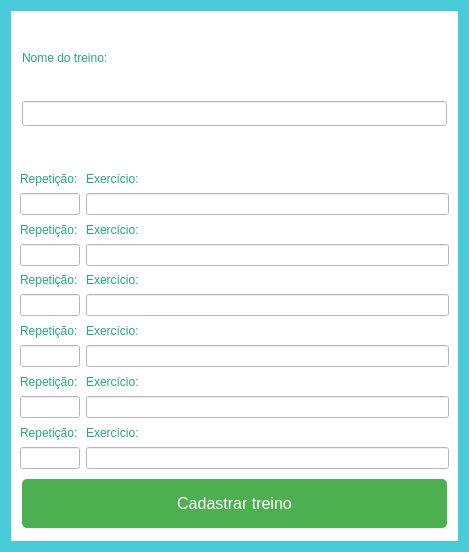
Old version of the form src/view/dialogcadastrarexercicios.ui in the repository matheusnalmeida/SistemaDeAcademiaPA.
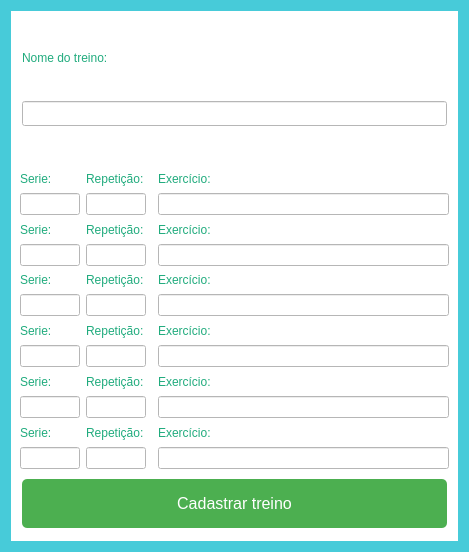
New version of the form.

Commit message: Fazendo o cadastro dos exercicios e do treino

Patch:
```diff
--- a/src/view/dialogcadastrarexercicios.ui
+++ b/src/view/dialogcadastrarexercicios.ui
@@ -89,152 +89,40 @@
       <string notr="true">background-color:#fff</string>
      </property>
      <layout class="QGridLayout" name="gridLayout_2">
-      <item row="0" column="0">
-       <widget class="QLabel" name="repeticao_1">
-        <property name="maximumSize">
-         <size>
-          <width>16777215</width>
-          <height>20</height>
-         </size>
-        </property>
-        <property name="styleSheet">
-         <string notr="true">color:#20ab7d
-</string>
-        </property>
-        <property name="text">
-         <string>Repetição:</string>
-        </property>
-       </widget>
-      </item>
-      <item row="0" column="1">
-       <widget class="QLabel" name="exercicio_1">
-        <property name="maximumSize">
-         <size>
-          <width>16777215</width>
-          <height>25</height>
-         </size>
-        </property>
-        <property name="styleSheet">
-         <string notr="true">color:#20ab7d
-</string>
-        </property>
-        <property name="text">
-         <string>Exercício:</string>
-        </property>
-       </widget>
-      </item>
-      <item row="1" column="0">
-       <widget class="QLineEdit" name="texto_rep_1">
-        <property name="maximumSize">
-         <size>
-          <width>60</width>
-          <height>16777215</height>
-         </size>
-        </property>
-       </widget>
-      </item>
-      <item row="1" column="1">
+      <item row="1" column="3">
        <widget class="QLineEdit" name="texto_exercicio_1">
         <property name="styleSheet">
          <string notr="true"/>
         </property>
        </widget>
       </item>
-      <item row="2" column="0">
-       <widget class="QLabel" name="repeticao_2">
-        <property name="maximumSize">
-         <size>
-          <width>16777215</width>
-          <height>20</height>
-         </size>
-        </property>
-        <property name="styleSheet">
-         <string notr="true">color:#20ab7d
-</string>
-        </property>
-        <property name="text">
-         <string>Repetição:</string>
-        </property>
-       </widget>
-      </item>
-      <item row="2" column="1">
-       <widget class="QLabel" name="exercicio_2">
-        <property name="styleSheet">
-         <string notr="true">color:#20ab7d
-</string>
-        </property>
-        <property name="text">
-         <string>Exercício:</string>
-        </property>
-       </widget>
-      </item>
-      <item row="3" column="0">
-       <widget class="QLineEdit" name="texto_rep_2">
-        <property name="maximumSize">
-         <size>
-          <width>60</width>
-          <height>16777215</height>
-         </size>
-        </property>
-       </widget>
-      </item>
-      <item row="3" column="1">
-       <widget class="QLineEdit" name="texto_exercicio_2"/>
-      </item>
-      <item row="4" column="0">
-       <widget class="QLabel" name="repeticao_3">
-        <property name="maximumSize">
-         <size>
-          <width>16777215</width>
-          <height>20</height>
-         </size>
-        </property>
-        <property name="styleSheet">
-         <string notr="true">color:#20ab7d
-</string>
-        </property>
-        <property name="text">
-         <string>Repetição:</string>
-        </property>
-       </widget>
-      </item>
-      <item row="4" column="1">
-       <widget class="QLabel" name="exercicio_3">
-        <property name="styleSheet">
-         <string notr="true">color:#20ab7d
-</string>
-        </property>
-        <property name="text">
-         <string>Exercício:</string>
-        </property>
-       </widget>
-      </item>
-      <item row="5" column="0">
-       <widget class="QLineEdit" name="texto_rep_3">
-        <property name="maximumSize">
-         <size>
-          <width>60</width>
-          <height>16777215</height>
-         </size>
-        </property>
-       </widget>
-      </item>
-      <item row="5" column="1">
-       <widget class="QLineEdit" name="texto_exercicio_3"/>
-      </item>
-      <item row="6" column="0">
-       <widget class="QLabel" name="repeticao_4">
-        <property name="styleSheet">
-         <string notr="true">color:#20ab7d
-</string>
-        </property>
-        <property name="text">
-         <string>Repetição:</string>
-        </property>
-       </widget>
-      </item>
       <item row="6" column="1">
-       <widget class="QLabel" name="exercicio_4">
+       <widget class="QLabel" name="repeticao_4">
+        <property name="styleSheet">
+         <string notr="true">color:#20ab7d
+</string>
+        </property>
+        <property name="text">
+         <string>Repetição:</string>
+        </property>
+       </widget>
+      </item>
+      <item row="10" column="3">
+       <widget class="QLabel" name="exercicio_6">
+        <property name="styleSheet">
+         <string notr="true">color:#20ab7d
+</string>
+        </property>
+        <property name="text">
+         <string>Exercício:</string>
+        </property>
+       </widget>
+      </item>
+      <item row="3" column="3">
+       <widget class="QLineEdit" name="texto_exercicio_2"/>
+      </item>
+      <item row="10" column="1">
+       <widget class="QLabel" name="repeticao_6">
         <property name="maximumSize">
          <size>
           <width>16777215</width>
@@ -246,35 +134,31 @@
 </string>
         </property>
         <property name="text">
-         <string>Exercício:</string>
+         <string>Repetição:</string>
         </property>
        </widget>
       </item>
-      <item row="7" column="0">
-       <widget class="QLineEdit" name="texto_rep_4">
+      <item row="0" column="3">
+       <widget class="QLabel" name="exercicio_1">
         <property name="maximumSize">
          <size>
-          <width>60</width>
-          <height>16777215</height>
+          <width>16777215</width>
+          <height>25</height>
          </size>
         </property>
+        <property name="styleSheet">
+         <string notr="true">color:#20ab7d
+</string>
+        </property>
+        <property name="text">
+         <string>Exercício:</string>
+        </property>
        </widget>
       </item>
-      <item row="7" column="1">
+      <item row="7" column="3">
        <widget class="QLineEdit" name="texto_exercicio_4"/>
       </item>
-      <item row="8" column="0">
-       <widget class="QLabel" name="repeticao_5">
-        <property name="styleSheet">
-         <string notr="true">color:#20ab7d
-</string>
-        </property>
-        <property name="text">
-         <string>Repetição:</string>
-        </property>
-       </widget>
-      </item>
-      <item row="8" column="1">
+      <item row="8" column="3">
        <widget class="QLabel" name="exercicio_5">
         <property name="maximumSize">
          <size>
@@ -291,8 +175,39 @@
         </property>
        </widget>
       </item>
-      <item row="9" column="0">
-       <widget class="QLineEdit" name="texto_rep_5">
+      <item row="6" column="3">
+       <widget class="QLabel" name="exercicio_4">
+        <property name="maximumSize">
+         <size>
+          <width>16777215</width>
+          <height>20</height>
+         </size>
+        </property>
+        <property name="styleSheet">
+         <string notr="true">color:#20ab7d
+</string>
+        </property>
+        <property name="text">
+         <string>Exercício:</string>
+        </property>
+       </widget>
+      </item>
+      <item row="5" column="3">
+       <widget class="QLineEdit" name="texto_exercicio_3"/>
+      </item>
+      <item row="2" column="3">
+       <widget class="QLabel" name="exercicio_2">
+        <property name="styleSheet">
+         <string notr="true">color:#20ab7d
+</string>
+        </property>
+        <property name="text">
+         <string>Exercício:</string>
+        </property>
+       </widget>
+      </item>
+      <item row="1" column="1">
+       <widget class="QLineEdit" name="texto_rep_1">
         <property name="maximumSize">
          <size>
           <width>60</width>
@@ -301,11 +216,8 @@
         </property>
        </widget>
       </item>
-      <item row="9" column="1">
-       <widget class="QLineEdit" name="texto_exercicio_5"/>
-      </item>
-      <item row="10" column="0">
-       <widget class="QLabel" name="repeticao_6">
+      <item row="0" column="1">
+       <widget class="QLabel" name="repeticao_1">
         <property name="maximumSize">
          <size>
           <width>16777215</width>
@@ -321,8 +233,18 @@
         </property>
        </widget>
       </item>
-      <item row="10" column="1">
-       <widget class="QLabel" name="exercicio_6">
+      <item row="7" column="1">
+       <widget class="QLineEdit" name="texto_rep_4">
+        <property name="maximumSize">
+         <size>
+          <width>60</width>
+          <height>16777215</height>
+         </size>
+        </property>
+       </widget>
+      </item>
+      <item row="4" column="3">
+       <widget class="QLabel" name="exercicio_3">
         <property name="styleSheet">
          <string notr="true">color:#20ab7d
 </string>
@@ -332,8 +254,8 @@
         </property>
        </widget>
       </item>
-      <item row="11" column="0">
-       <widget class="QLineEdit" name="texto_rep_6">
+      <item row="3" column="1">
+       <widget class="QLineEdit" name="texto_rep_2">
         <property name="maximumSize">
          <size>
           <width>60</width>
@@ -343,9 +265,129 @@
        </widget>
       </item>
       <item row="11" column="1">
+       <widget class="QLineEdit" name="texto_rep_6">
+        <property name="maximumSize">
+         <size>
+          <width>60</width>
+          <height>16777215</height>
+         </size>
+        </property>
+       </widget>
+      </item>
+      <item row="9" column="1">
+       <widget class="QLineEdit" name="texto_rep_5">
+        <property name="maximumSize">
+         <size>
+          <width>60</width>
+          <height>16777215</height>
+         </size>
+        </property>
+       </widget>
+      </item>
+      <item row="2" column="1">
+       <widget class="QLabel" name="repeticao_2">
+        <property name="maximumSize">
+         <size>
+          <width>16777215</width>
+          <height>20</height>
+         </size>
+        </property>
+        <property name="styleSheet">
+         <string notr="true">color:#20ab7d
+</string>
+        </property>
+        <property name="text">
+         <string>Repetição:</string>
+        </property>
+       </widget>
+      </item>
+      <item row="11" column="3">
        <widget class="QLineEdit" name="texto_exercicio_6"/>
       </item>
-      <item row="12" column="0" colspan="2">
+      <item row="4" column="1">
+       <widget class="QLabel" name="repeticao_3">
+        <property name="maximumSize">
+         <size>
+          <width>16777215</width>
+          <height>20</height>
+         </size>
+        </property>
+        <property name="styleSheet">
+         <string notr="true">color:#20ab7d
+</string>
+        </property>
+        <property name="text">
+         <string>Repetição:</string>
+        </property>
+       </widget>
+      </item>
+      <item row="8" column="1">
+       <widget class="QLabel" name="repeticao_5">
+        <property name="styleSheet">
+         <string notr="true">color:#20ab7d
+</string>
+        </property>
+        <property name="text">
+         <string>Repetição:</string>
+        </property>
+       </widget>
+      </item>
+      <item row="9" column="3">
+       <widget class="QLineEdit" name="texto_exercicio_5"/>
+      </item>
+      <item row="5" column="1">
+       <widget class="QLineEdit" name="texto_rep_3">
+        <property name="maximumSize">
+         <size>
+          <width>60</width>
+          <height>16777215</height>
+         </size>
+        </property>
+       </widget>
+      </item>
+      <item row="1" column="0">
+       <widget class="QLineEdit" name="texto_serie_1">
+        <property name="maximumSize">
+         <size>
+          <width>60</width>
+          <height>16777215</height>
+         </size>
+        </property>
+       </widget>
+      </item>
+      <item row="0" column="0">
+       <widget class="QLabel" name="serie_1">
+        <property name="styleSheet">
+         <string notr="true">color:#20ab7d
+</string>
+        </property>
+        <property name="text">
+         <string>Serie:</string>
+        </property>
+       </widget>
+      </item>
+      <item row="2" column="0">
+       <widget class="QLabel" name="serie_2">
+        <property name="styleSheet">
+         <string notr="true">color:#20ab7d
+</string>
+        </property>
+        <property name="text">
+         <string>Serie:</string>
+        </property>
+       </widget>
+      </item>
+      <item row="3" column="0">
+       <widget class="QLineEdit" name="texto_serie_2">
+        <property name="maximumSize">
+         <size>
+          <width>60</width>
+          <height>16777215</height>
+         </size>
+        </property>
+       </widget>
+      </item>
+      <item row="12" column="0" colspan="4">
        <widget class="QPushButton" name="pushButton">
         <property name="styleSheet">
          <string notr="true">background-color: #4CAF50;
@@ -363,6 +405,90 @@
         </property>
        </widget>
       </item>
+      <item row="4" column="0">
+       <widget class="QLabel" name="serie_3">
+        <property name="styleSheet">
+         <string notr="true">color:#20ab7d
+</string>
+        </property>
+        <property name="text">
+         <string>Serie:</string>
+        </property>
+       </widget>
+      </item>
+      <item row="5" column="0">
+       <widget class="QLineEdit" name="texto_serie_3">
+        <property name="maximumSize">
+         <size>
+          <width>60</width>
+          <height>16777215</height>
+         </size>
+        </property>
+       </widget>
+      </item>
+      <item row="6" column="0">
+       <widget class="QLabel" name="serie_4">
+        <property name="styleSheet">
+         <string notr="true">color:#20ab7d
+</string>
+        </property>
+        <property name="text">
+         <string>Serie:</string>
+        </property>
+       </widget>
+      </item>
+      <item row="8" column="0">
+       <widget class="QLabel" name="serie_5">
+        <property name="styleSheet">
+         <string notr="true">color:#20ab7d
+</string>
+        </property>
+        <property name="text">
+         <string>Serie:</string>
+        </property>
+       </widget>
+      </item>
+      <item row="10" column="0">
+       <widget class="QLabel" name="serie_6">
+        <property name="styleSheet">
+         <string notr="true">color:#20ab7d
+</string>
+        </property>
+        <property name="text">
+         <string>Serie:</string>
+        </property>
+       </widget>
+      </item>
+      <item row="7" column="0">
+       <widget class="QLineEdit" name="texto_serie_4">
+        <property name="maximumSize">
+         <size>
+          <width>60</width>
+          <height>16777215</height>
+         </size>
+        </property>
+       </widget>
+      </item>
+      <item row="9" column="0">
+       <widget class="QLineEdit" name="texto_serie_5">
+        <property name="maximumSize">
+         <size>
+          <width>60</width>
+          <height>16777215</height>
+         </size>
+        </property>
+       </widget>
+      </item>
+      <item row="11" column="0">
+       <widget class="QLineEdit" name="texto_serie_6">
+        <property name="maximumSize">
+         <size>
+          <width>60</width>
+          <height>16777215</height>
+         </size>
+        </property>
+       </widget>
+      </item>
      </layout>
     </widget>
    </item>
```
The commit also changes 12 other files.
